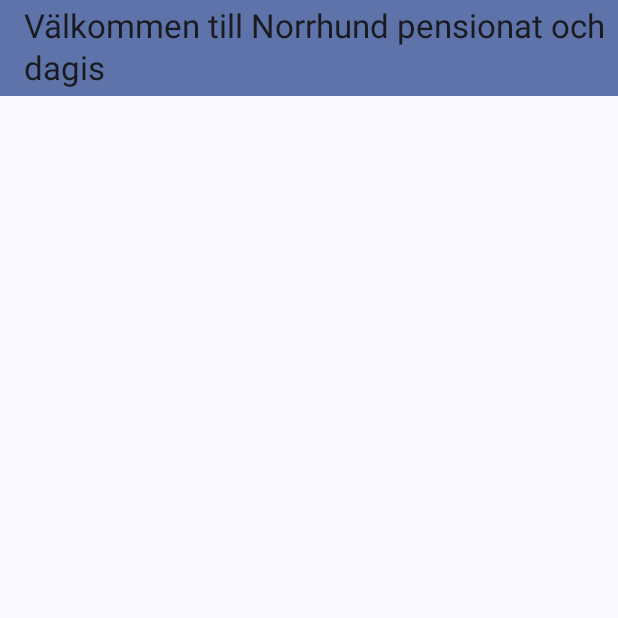
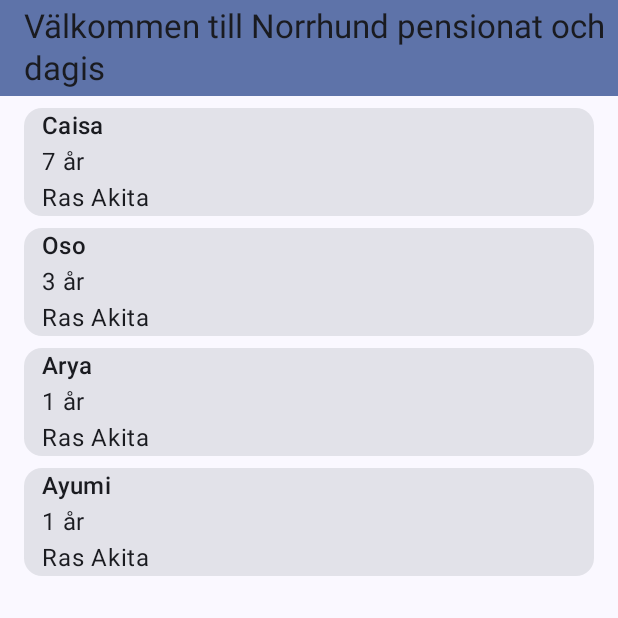
Before and after one commit to CaisaChristine/Norrhund, an Android app built with Jetpack Compose: the screen it shows after launch (MainActivity), on a phone screen of 412 x 824 dp, the top half of it. Run offline under Robolectric (Android 15) with nearby library versions, the phone set to English and light mode, and no system bars.

Commit message:
added function dog card

```diff
--- a/app/src/main/java/com/example/norrhund/MainActivity.kt
+++ b/app/src/main/java/com/example/norrhund/MainActivity.kt
@@ -5,9 +5,14 @@ import androidx.activity.ComponentActivity
 import androidx.activity.compose.setContent
 import androidx.activity.enableEdgeToEdge
 import androidx.compose.foundation.gestures.scrollable
+import androidx.compose.foundation.layout.Arrangement
+import androidx.compose.foundation.layout.Column
+import androidx.compose.foundation.layout.Row
 import androidx.compose.foundation.layout.fillMaxSize
+import androidx.compose.foundation.layout.fillMaxWidth
 import androidx.compose.foundation.layout.padding
 import androidx.compose.foundation.lazy.LazyColumn
+import androidx.compose.material3.Card
 import androidx.compose.material3.ExperimentalMaterial3Api
 import androidx.compose.material3.MaterialTheme
 import androidx.compose.material3.Scaffold
@@ -15,12 +20,15 @@ import androidx.compose.material3.Text
 import androidx.compose.material3.TopAppBar
 import androidx.compose.material3.TopAppBarDefaults
 import androidx.compose.runtime.Composable
+import androidx.compose.runtime.key
 import androidx.compose.ui.Modifier
 import androidx.compose.ui.modifier.modifierLocalConsumer
 import androidx.compose.ui.tooling.preview.Preview
+import androidx.compose.ui.unit.dp
 import androidx.lifecycle.ViewModel
 import androidx.lifecycle.viewmodel.compose.viewModel
 import com.example.norrhund.ui.theme.NorrhundTheme
+import androidx.compose.foundation.lazy.items
 
 class MainActivity : ComponentActivity() {
     override fun onCreate(savedInstanceState: Bundle?) {
@@ -28,9 +36,7 @@ class MainActivity : ComponentActivity() {
         enableEdgeToEdge()
         setContent {
             NorrhundTheme {
-                Scaffold(modifier = Modifier.fillMaxSize()) { innerPadding ->
                     DogViewScreen()
-                }
             }
         }
     }
@@ -68,6 +74,23 @@ val startDogs = listOf(
     Dog(4, "Ayumi", 1, "Akita", "Energetic", true)
 )
 
+@Composable
+fun DogCard(
+    dog: Dog,
+    modifier: Modifier = Modifier,
+) {
+    Card(modifier = modifier.fillMaxWidth()) {
+        Column(
+            modifier = Modifier
+                .padding(start = 12.dp)
+        ) {
+            Text(text = dog.name, style = MaterialTheme.typography.titleMedium)
+            Text(text ="${dog.age} år")
+            Text(text = "Ras ${dog.breed}")
+        }
+    }
+}
+
 @OptIn(ExperimentalMaterial3Api::class)
 @Composable
 fun DogViewScreen(viewModel: DogListViewModel = viewModel()) {
@@ -86,10 +109,14 @@ fun DogViewScreen(viewModel: DogListViewModel = viewModel()) {
             modifier = Modifier
                 .padding(innerPadding)
                 .fillMaxSize()
-                .padding()
-        ) { }
+                .padding(horizontal = 16.dp, vertical = 8.dp),
+            verticalArrangement = Arrangement.spacedBy(8.dp),
+        ) {
+            items(state.dogs, key = { it.id }) { dog ->
+                DogCard(dog = dog)
+            }
+        }
     }
-
 }
 
 @Preview(showBackground = true)
```
